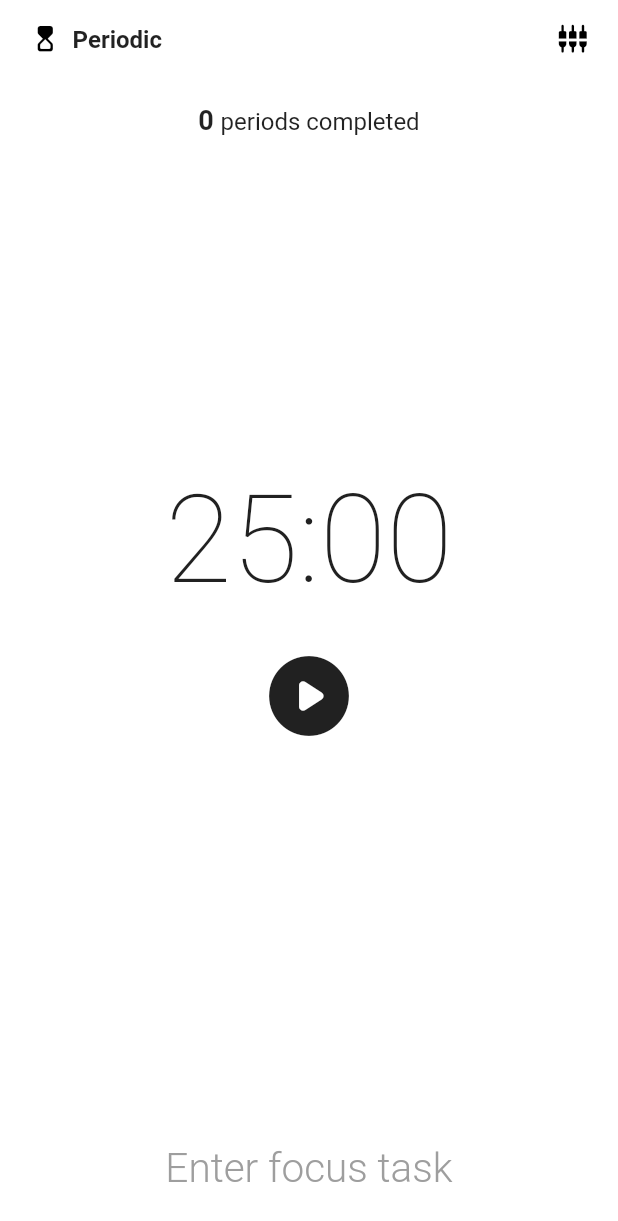
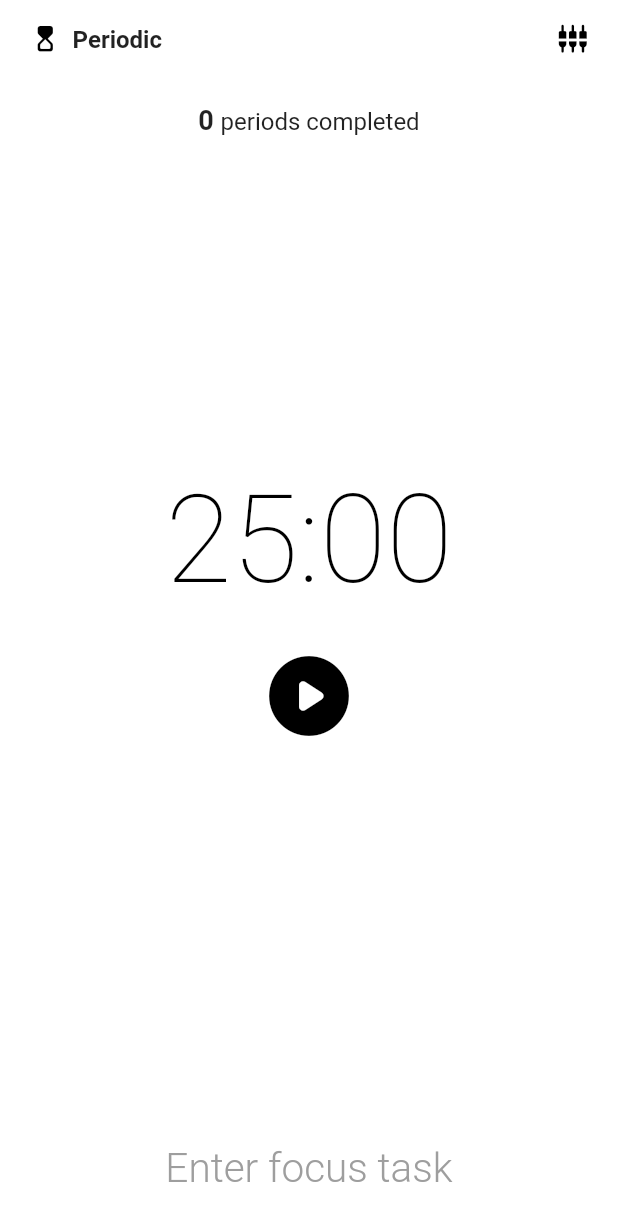
Before and after one commit to Edorin9/owolf, a Flutter app: the screen it shows after launch, on a phone screen of 412 x 824 dp. Shown: the top 1221 px of the screen. Run offline on Flutter 3.47's test engine with Material 2 defaults, Android fonts, the light colour scheme and no system bars; our stand-ins replace dart_mappable, flutter_bloc, flutter_hooks, go_router, rxdart, shared_preferences; missing offline and left inert: duration_picker, flutter_ringtone_player; generated files the repository leaves out were written again.

Commit message:
grey text to black

```diff
--- a/lib/break/widgets/timer_face.dart
+++ b/lib/break/widgets/timer_face.dart
@@ -19,7 +19,7 @@ class TimerFace extends StatelessWidget {
         state.formattedTime,
         style: Theme.of(context).textTheme.displayLarge?.copyWith(
               fontSize: 81,
-              color: state.isCompleted ? Colors.white : Colors.grey.shade900,
+              color: state.isCompleted ? Colors.white : Colors.black,
             ),
       ),
     );
--- a/lib/home/widgets/proxy_task_field.dart
+++ b/lib/home/widgets/proxy_task_field.dart
@@ -25,7 +25,7 @@ class ProxyTaskField extends StatelessWidget {
           border: InputBorder.none,
         ),
         style: Theme.of(context).textTheme.displayLarge?.copyWith(
-              color: Colors.grey.shade900,
+              color: Colors.black,
               fontSize: 27,
               height: 1.5,
               fontWeight: FontWeight.w300,
--- a/lib/home/widgets/timer.dart
+++ b/lib/home/widgets/timer.dart
@@ -48,7 +48,7 @@ class _TimeDisplay extends StatelessWidget {
           startTime.timerFormat,
           style: Theme.of(context).textTheme.displayLarge?.copyWith(
                 fontSize: 81,
-                color: Colors.grey.shade900,
+                color: Colors.black,
               ),
         );
       },
@@ -69,7 +69,7 @@ class _ControlButton extends StatelessWidget {
         selector: (state) => state.status == HomeStateStatus.running,
         builder: (context, isRunning) => Icon(
           isRunning ? Icons.stop_circle_rounded : Icons.play_circle_rounded,
-          color: Colors.grey.shade900,
+          color: Colors.black,
           size: Sizes.p64,
         ),
       ),
```
Also changed, not shown: lib/home/widgets/rest_option_sheet.dart (+7 -7 lines).
